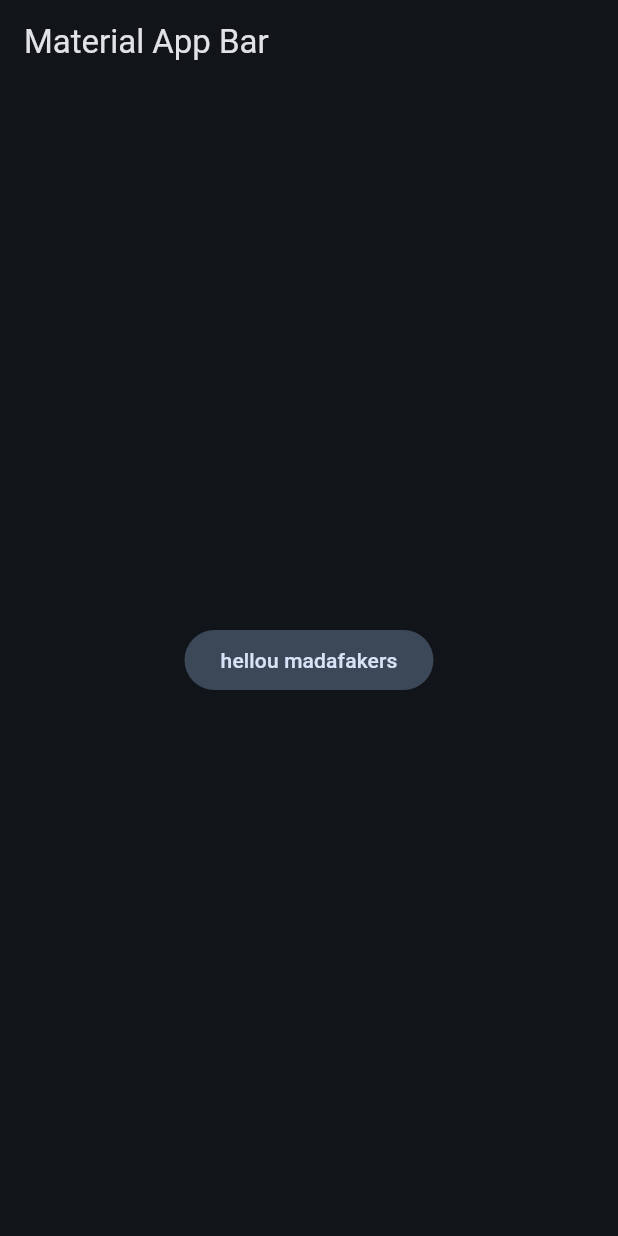
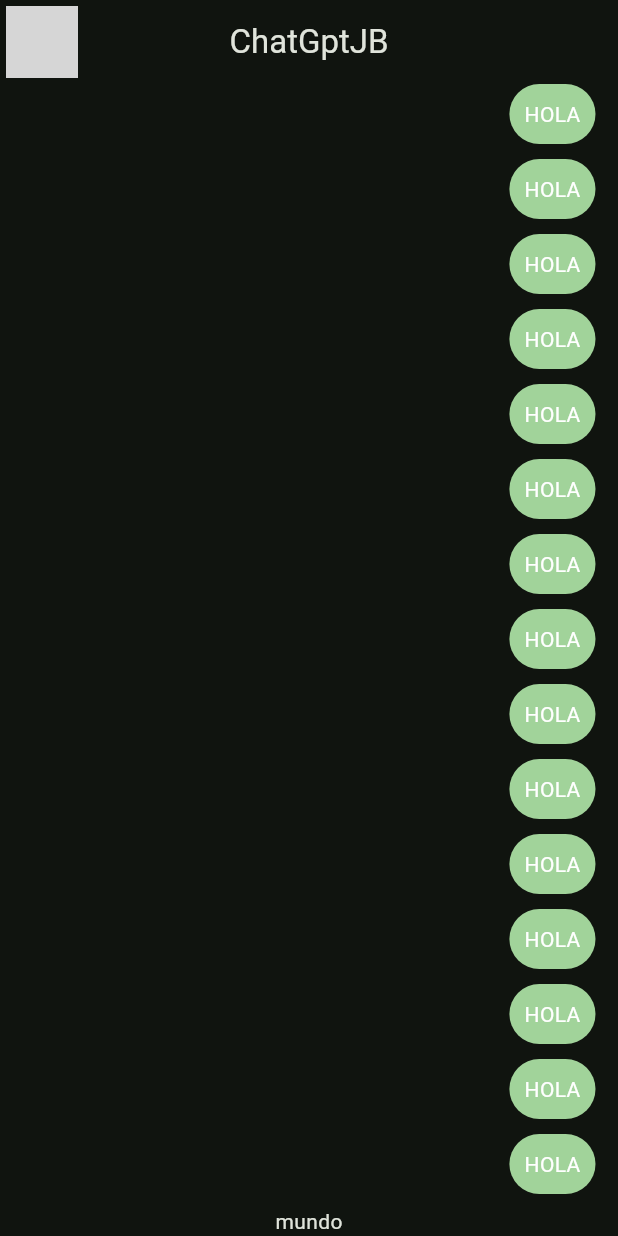
Before and after one commit to josebuen099/flutter--intro, a Flutter app: the screen it shows after launch, on a phone screen of 412 x 824 dp. Run offline on Flutter 3.47's test engine with Material 3 defaults, Android fonts, the phone set to English and light mode, and no system bars; network calls fail; grey boxes are pictures that could not be loaded.

Commit message:
chat hasta mis mensajes, donde se puede cambiar el color del tema y se ve reflejado en la burbuja del mensaje

```diff
--- a/prueba/jbmensaje/lib/main.dart
+++ b/prueba/jbmensaje/lib/main.dart
@@ -1,5 +1,6 @@
 import 'package:flutter/material.dart';
 import 'package:jbmensaje/config/themes/Themes_customs.dart';
+import 'package:jbmensaje/presentacion/screems/chat/chat_screem.dart';
 
 
 void main() => runApp(const MyApp());
@@ -12,19 +13,8 @@ class MyApp extends StatelessWidget {
     return MaterialApp(
       debugShowCheckedModeBanner: false,
       title: 'Material App',
-      theme: ThemesCustoms(selectColor: 2).theme(),
-      home: Scaffold(
-        appBar: AppBar(
-          title: const Text('Material App Bar'),
-        ),
-        body: Center(
-          child:FilledButton.tonal(
-            onPressed: () {
-
-             },
-             child: const Text('hellou madafakers'),),
-        ),
-      ),
+      theme: ThemesCustoms(selectColor: 7).theme(),
+      home: const ChatScreem(),
     );
   }
 }
--- /dev/null
+++ b/prueba/jbmensaje/lib/presentacion/screems/chat/chat_screem.dart
@@ -0,0 +1,49 @@
+import 'package:flutter/material.dart';
+import 'package:jbmensaje/presentacion/widgets/my_messaje_bubble.dart';
+class ChatScreem extends StatelessWidget {
+  const ChatScreem({super.key});
+
+  @override
+  Widget build(BuildContext context) {
+    return  Scaffold(
+      appBar: AppBar(
+        leading: const Padding(
+          padding: EdgeInsets.all(4.0),
+          child: CircleAvatar(
+            backgroundImage: NetworkImage('https://play-lh.googleusercontent.com/YrM89YlemAyWGo718U2aFPi7UkJ11jwcg5bXLB5yF6lkr4izUtYoce60KEYPn4zfZzs=s256-rw'),
+          ),
+        ),
+        title: const Text('ChatGptJB'),
+        centerTitle: true,
+
+      ),
+      body: _ChatView(),
+    );
+  }
+}
+
+class _ChatView extends StatelessWidget {
+
+
+  @override
+  Widget build(BuildContext context) {
+    return  SafeArea(
+      child: Padding(
+        padding: const EdgeInsets.symmetric( horizontal: 15),
+        child: Column(
+          children: [
+            Expanded(child: ListView.builder(itemBuilder:(context, index) {
+
+              return const MyMessajeBubbe();
+
+            }, ),
+            ),
+
+            Text('mundo')
+          ],
+
+        ),
+      ),
+    );
+  }
+}
--- /dev/null
+++ b/prueba/jbmensaje/lib/presentacion/widgets/my_messaje_bubble.dart
@@ -0,0 +1,27 @@
+import 'package:flutter/material.dart';
+
+class MyMessajeBubbe extends StatelessWidget {
+const MyMessajeBubbe({super.key});
+
+  @override
+  Widget build(BuildContext context) {
+    final colors =Theme.of(context).colorScheme;
+    return Column(
+      crossAxisAlignment: CrossAxisAlignment.end,
+      children: [
+
+        Container(
+          decoration: BoxDecoration(
+            color: colors.primary,
+            borderRadius: BorderRadius.circular(20),
+          ),
+          child: Padding(
+            padding: const EdgeInsets.symmetric(horizontal: 10, vertical: 10),
+            child: const Text('HOLA',style: TextStyle(color: Colors.white),),
+          ),
+        ),
+        const SizedBox(height: 10,)
+      ],
+    );
+  }
+}
```
